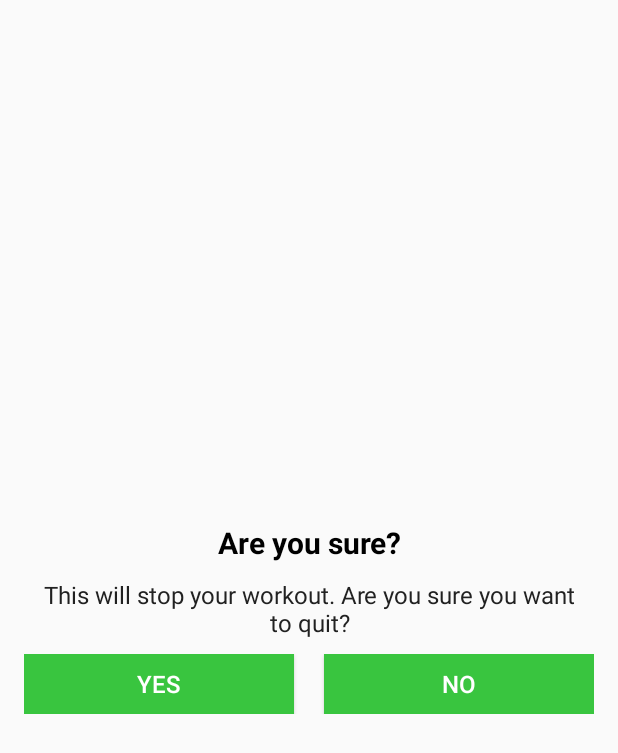
After one commit to Helaluzzaman/WorkoutApp, an Android app: the layout dialog_back_confirmation.xml on its own in the app's theme, with its tools: preview values and no code run, on a phone screen of 412 x 824 dp. The commit adds this screen. Shown: the top 753 px of the screen. Run offline under Robolectric (Android 15) with nearby library versions, the phone set to English and light mode, and no system bars.

Commit message:
Back confirmation Dialog added.
variable for exercise and rest time duration added.
custom dialog box implemented.

```diff
--- a/app/src/main/java/com/learning/workoutapp/FinishActivity.kt
+++ b/app/src/main/java/com/learning/workoutapp/FinishActivity.kt
@@ -28,7 +28,5 @@ class FinishActivity : AppCompatActivity() {
 
     fun onFinish(view: View) {
         finish()
-        val intent = Intent(this, MainActivity::class.java)
-        startActivity(intent)
     }
 }
--- /dev/null
+++ b/app/src/main/res/layout/dialog_back_confirmation.xml
@@ -0,0 +1,60 @@
+<?xml version="1.0" encoding="utf-8"?>
+<LinearLayout xmlns:android="http://schemas.android.com/apk/res/android"
+    android:orientation="vertical"
+    android:layout_width="match_parent"
+    android:layout_gravity="center"
+    android:padding="16dp"
+    android:layout_height="wrap_content">
+    <TextView
+        android:layout_width="match_parent"
+        android:layout_height="wrap_content"
+        android:text="@string/are_you_sure"
+        android:textSize="20sp"
+        android:textColor="@color/black"
+        android:gravity="center"
+        android:textStyle="bold"
+        />
+    <TextView
+        android:layout_width="match_parent"
+        android:layout_height="wrap_content"
+        android:layout_marginStart="10dp"
+        android:layout_marginTop="10dp"
+        android:layout_marginEnd="10dp"
+        android:gravity="center"
+        android:text="@string/asking"
+        android:textColor="#212121"
+        android:textSize="16sp" />
+
+    <LinearLayout
+        android:layout_width="match_parent"
+        android:layout_height="wrap_content"
+        android:layout_marginTop="10dp"
+        android:orientation="horizontal">
+
+        <Button
+            android:id="@+id/tvYes"
+            android:layout_width="0dp"
+            android:layout_height="40dp"
+            android:layout_marginEnd="10dp"
+            android:layout_weight="1"
+            android:background="@color/colorAccent"
+            android:gravity="center"
+            android:padding="8dp"
+            android:text="YES"
+            android:textColor="#FFFFFF"
+            android:textSize="16sp" />
+
+        <Button
+            android:id="@+id/tvNo"
+            android:layout_width="0dp"
+            android:layout_height="40dp"
+            android:layout_marginStart="10dp"
+            android:layout_weight="1"
+            android:background="@color/colorAccent"
+            android:gravity="center"
+            android:padding="8dp"
+            android:text="NO"
+            android:textColor="#FFFFFF"
+            android:textSize="16sp" />
+    </LinearLayout>
+</LinearLayout>
--- a/app/src/main/res/values/strings.xml
+++ b/app/src/main/res/values/strings.xml
@@ -13,4 +13,6 @@
     <string name="congratulations">Congratulations!</string>
     <string name="you_have_finished_the_worktout">You have finished the worktout</string>
     <string name="finish">Finish</string>
+    <string name="are_you_sure">Are you sure?</string>
+    <string name="asking">This will stop your workout. Are you sure you want to quit?</string>
 </resources>
```
Also changed, not shown: app/src/main/java/com/learning/workoutapp/ExcerciseActivity.kt (+25 -7 lines).
